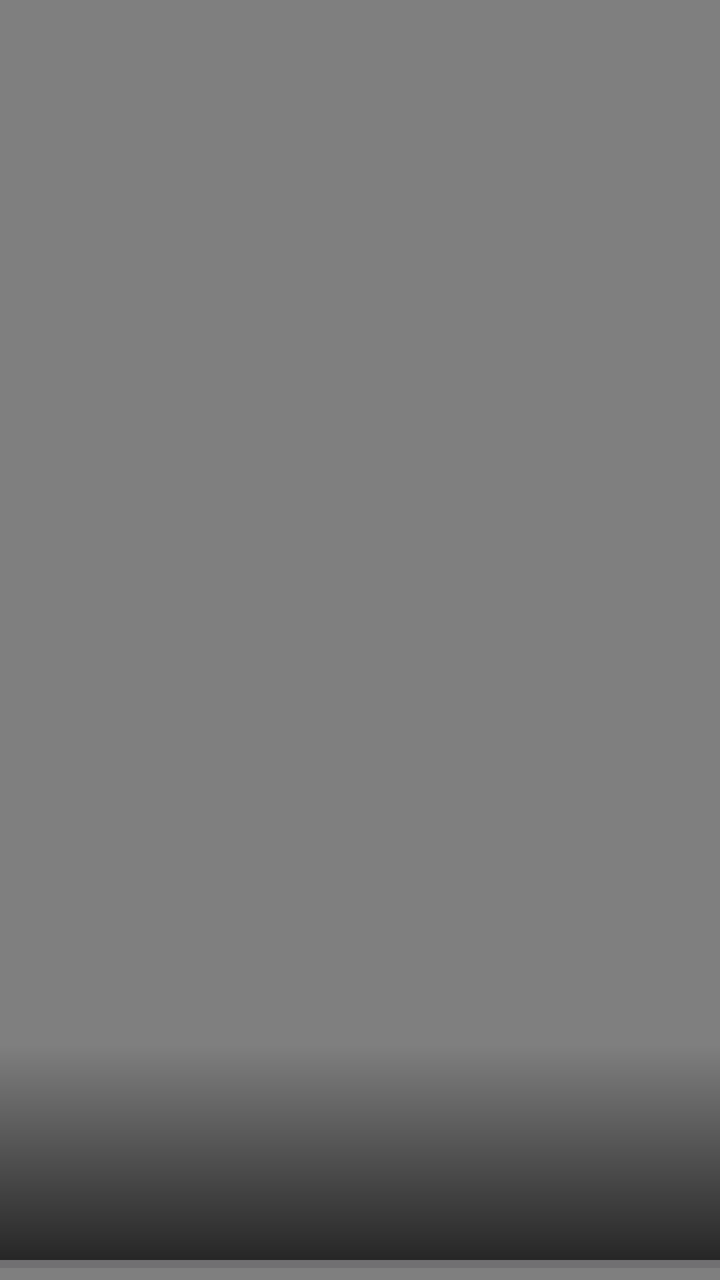
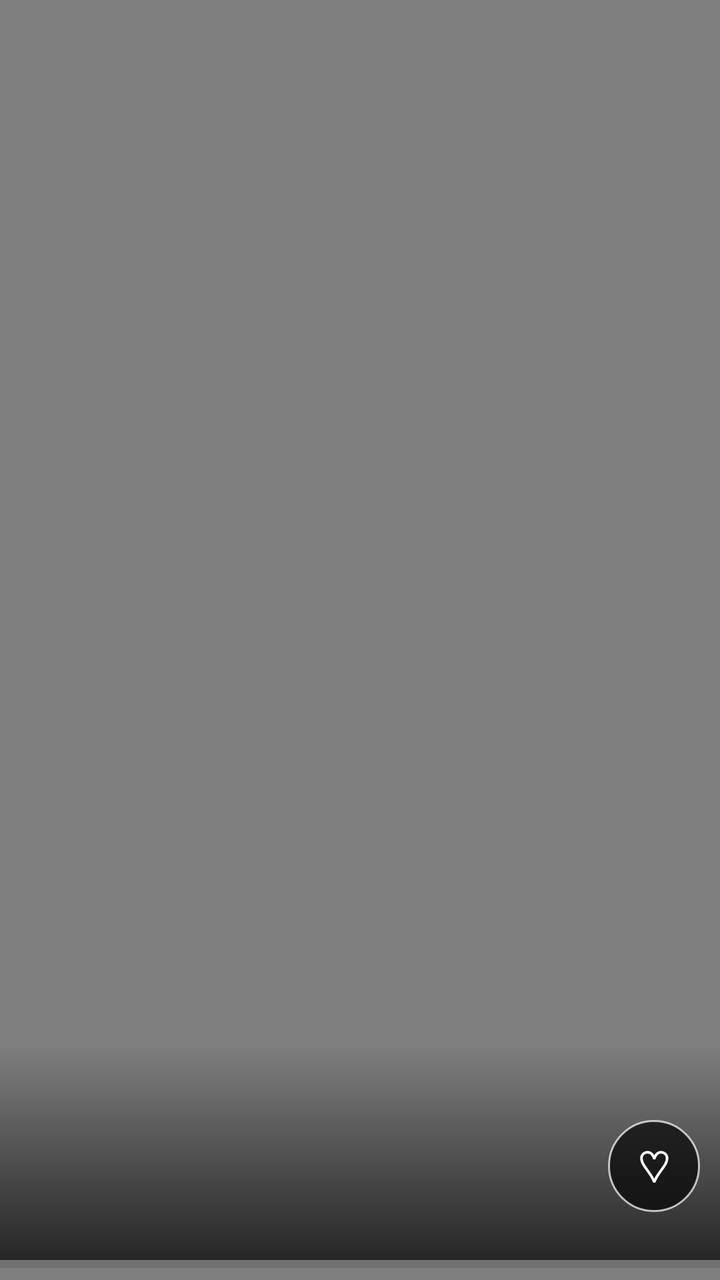

Two renders of the same Android screen: before a commit and after it. Below are the layout's source before the change and the commit's diff.
<!-- AndroidManifest.xml: application theme Theme.TikTokGrab -->
<!-- res/layout/item_offline.xml -->
<?xml version="1.0" encoding="utf-8"?>
<FrameLayout xmlns:android="http://schemas.android.com/apk/res/android"
    android:id="@+id/offlinePage"
    android:layout_width="match_parent"
    android:layout_height="match_parent"
    android:background="@android:color/black">

    <VideoView
        android:id="@+id/localVideo"
        android:layout_width="match_parent"
        android:layout_height="match_parent"
        android:layout_gravity="center" />

    <TextView
        android:id="@+id/localPause"
        android:layout_width="64dp"
        android:layout_height="64dp"
        android:layout_gravity="center"
        android:background="@drawable/play_bg"
        android:gravity="center"
        android:text="▶"
        android:textColor="@color/on_video"
        android:textSize="22sp"
        android:visibility="gone" />

    <ProgressBar
        android:id="@+id/localBar"
        style="?android:attr/progressBarStyleHorizontal"
        android:layout_width="match_parent"
        android:layout_height="wrap_content"
        android:layout_gravity="bottom"
        android:max="100"
        android:progressTint="@color/accent" />

    <LinearLayout
        android:layout_width="match_parent"
        android:layout_height="wrap_content"
        android:layout_gravity="bottom"
        android:layout_marginBottom="10dp"
        android:background="@drawable/bottom_scrim"
        android:orientation="vertical"
        android:paddingStart="14dp"
        android:paddingTop="26dp"
        android:paddingEnd="14dp"
        android:paddingBottom="20dp">

        <TextView
            android:id="@+id/localAuthor"
            android:layout_width="wrap_content"
            android:layout_height="wrap_content"
            android:shadowColor="#80000000"
            android:shadowRadius="4"
            android:textColor="@color/on_video"
            android:textSize="15sp"
            android:textStyle="bold" />

        <TextView
            android:id="@+id/localCaption"
            android:layout_width="match_parent"
            android:layout_height="wrap_content"
            android:layout_marginTop="4dp"
            android:ellipsize="end"
            android:maxLines="2"
            android:shadowColor="#80000000"
            android:shadowRadius="4"
            android:textColor="@color/on_video"
            android:textSize="13sp" />

        <TextView
            android:id="@+id/localMore"
            android:layout_width="wrap_content"
            android:layout_height="wrap_content"
            android:layout_marginTop="2dp"
            android:paddingTop="2dp"
            android:paddingBottom="2dp"
            android:text="@string/see_more"
            android:textColor="@color/on_video"
            android:textSize="13sp"
            android:textStyle="bold"
            android:visibility="gone" />

        <TextView
            android:id="@+id/localMeta"
            android:layout_width="match_parent"
            android:layout_height="wrap_content"
            android:layout_marginTop="5dp"
            android:shadowColor="#80000000"
            android:shadowRadius="4"
            android:textColor="@color/on_video_muted"
            android:textSize="12sp" />
    </LinearLayout>

</FrameLayout>
<!-- resources referenced by this layout -->
<resources>
  <color name="accent">#FE2C55</color>
  <color name="on_video">#FFFFFF</color>
  <color name="on_video_muted">#AEB0BD</color>
  <!-- drawable bottom_scrim (drawable) -->
  <?xml version="1.0" encoding="utf-8"?>
  <shape xmlns:android="http://schemas.android.com/apk/res/android" android:shape="rectangle">
      <gradient
          android:angle="90"
          android:endColor="#00000000"
          android:startColor="#B3000000"
          android:type="linear" />
  </shape>
  <!-- drawable play_bg (drawable) -->
  <?xml version="1.0" encoding="utf-8"?>
  <shape xmlns:android="http://schemas.android.com/apk/res/android" android:shape="oval">
      <solid android:color="#A8000000" />
      <stroke android:width="1dp" android:color="#B3FFFFFF" />
  </shape>
  <string name="see_more">See more</string>
  <style name="Theme.TikTokGrab" parent="Theme.Material3.DayNight.NoActionBar">
          <item name="colorPrimary">@color/accent</item>
          <item name="colorOnPrimary">@color/on_accent</item>
          <item name="colorSecondary">@color/cyan</item>
          <item name="colorSurface">@color/card</item>
          <item name="colorOnSurface">@color/text</item>
          <item name="android:colorBackground">@color/bg</item>
          <item name="android:windowBackground">@color/bg</item>
          <item name="android:statusBarColor">@color/bg</item>
          <item name="android:navigationBarColor">@color/bg</item>
          <item name="android:windowLightStatusBar">@bool/light_status_bar</item>
          <item name="android:textViewStyle">@style/Widget.Grab.Text</item>
          <item name="materialButtonStyle">@style/Widget.Grab.Button</item>
          <item name="materialButtonOutlinedStyle">@style/Widget.Grab.Button.Outlined</item>
      </style>
  <color name="on_accent">#FFFFFF</color>
  <color name="cyan">#00A89B</color>
  <color name="card">#F8F8F8</color>
  <color name="text">#161823</color>
  <color name="bg">#FFFFFF</color>
  <style name="Widget.Grab.Text" parent="android:Widget.TextView">
          <item name="android:fontFamily">serif</item>
      </style>
  <style name="Widget.Grab.Button" parent="Widget.Material3.Button">
          <item name="android:fontFamily">serif</item>
          <item name="android:textAllCaps">false</item>
          <item name="cornerRadius">12dp</item>
      </style>
  <style name="Widget.Grab.Button.Outlined" parent="Widget.Material3.Button.OutlinedButton">
          <item name="android:fontFamily">serif</item>
          <item name="android:textAllCaps">false</item>
          <item name="cornerRadius">12dp</item>
      </style>
</resources>

<!-- the commit's change to res/layout/item_offline.xml (unified diff, before → after) -->
@@ -41,7 +41,7 @@
         android:orientation="vertical"
         android:paddingStart="14dp"
         android:paddingTop="26dp"
-        android:paddingEnd="14dp"
+        android:paddingEnd="76dp"
         android:paddingBottom="20dp">
 
         <TextView
@@ -90,4 +90,35 @@
             android:textSize="12sp" />
     </LinearLayout>
 
+    <LinearLayout
+        android:layout_width="wrap_content"
+        android:layout_height="wrap_content"
+        android:layout_gravity="bottom|end"
+        android:layout_marginEnd="10dp"
+        android:layout_marginBottom="34dp"
+        android:gravity="center_horizontal"
+        android:orientation="vertical">
+
+        <TextView
+            android:id="@+id/localLike"
+            android:layout_width="46dp"
+            android:layout_height="46dp"
+            android:background="@drawable/play_bg"
+            android:gravity="center"
+            android:text="♡"
+            android:textColor="@color/on_video"
+            android:textSize="22sp" />
+
+        <TextView
+            android:id="@+id/localPlays"
+            android:layout_width="wrap_content"
+            android:layout_height="wrap_content"
+            android:layout_marginTop="3dp"
+            android:shadowColor="#80000000"
+            android:shadowRadius="4"
+            android:textColor="@color/on_video"
+            android:textSize="12sp"
+            android:visibility="gone" />
+    </LinearLayout>
+
 </FrameLayout>
